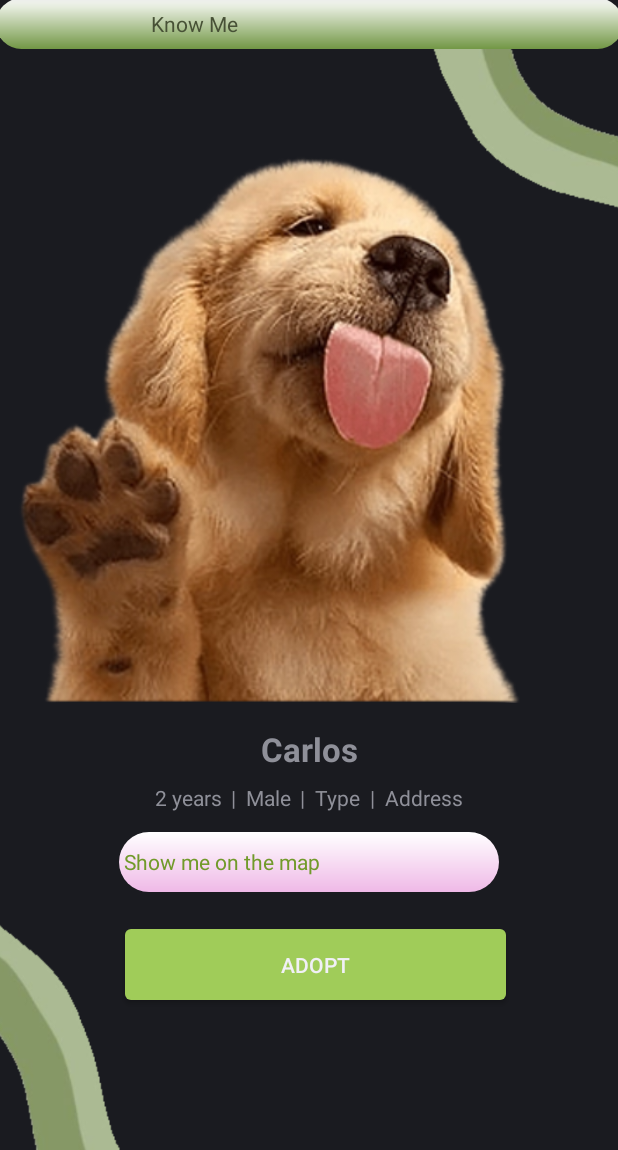
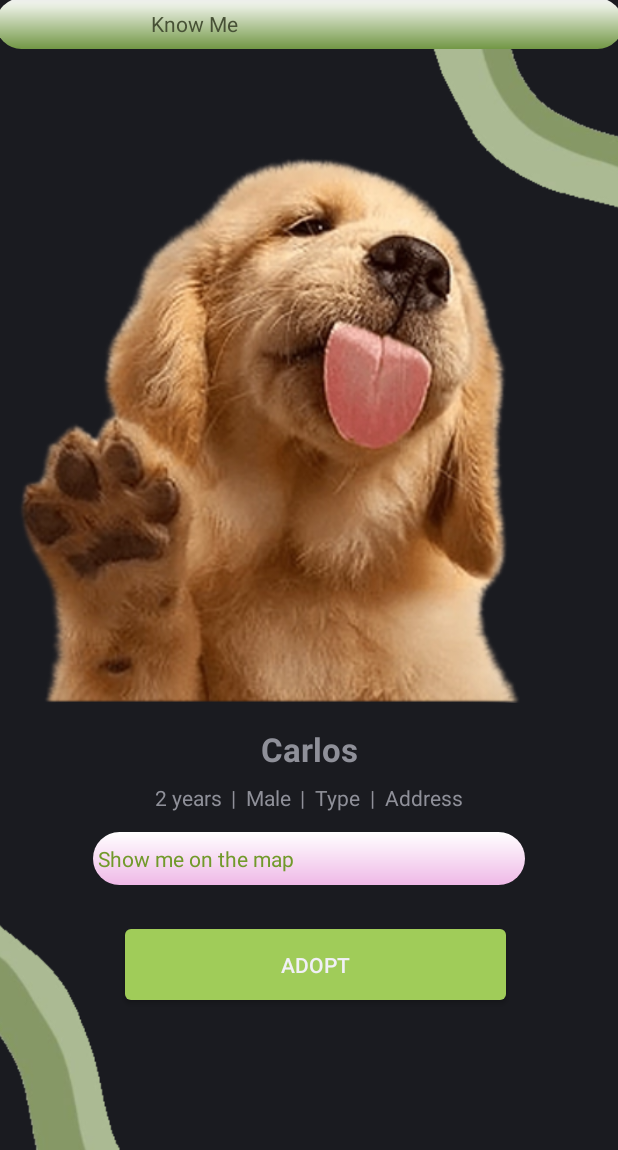
Before and after one commit to MerveAltnsk/MyApplication, an Android app: the layout activity_pet_profile.xml on its own in the app's theme, with its tools: preview values and no code run, on a phone screen of 412 x 824 dp, the part 86-1236 px from its top. Run offline under Robolectric (Android 15) with nearby library versions, the phone set to English and light mode, and no system bars; Roboto replaces fonts that are not available here.

Commit message:
Map settings

```diff
--- a/app/src/main/AndroidManifest.xml
+++ b/app/src/main/AndroidManifest.xml
@@ -31,7 +31,6 @@
         <activity
             android:name=".LargeMapActivity"
             android:exported="false" />
-
         <activity
 
             android:name=".CreatedAnimalProfiles"
@@ -62,6 +61,7 @@
         <meta-data
             android:name="com.google.android.geo.API_KEY"
             android:value="@string/google_maps_api_key" />
+
         <meta-data
             android:name="com.google.android.gms.version"
             android:value="@integer/google_play_services_version" />
--- a/app/src/main/res/layout/activity_animal_profiles.xml
+++ b/app/src/main/res/layout/activity_animal_profiles.xml
@@ -82,8 +82,8 @@
 
         <ImageView
             android:id="@+id/imageView5"
-            android:layout_width="match_parent"
-            android:layout_height="300dp"
+            android:layout_width="248dp"
+            android:layout_height="236dp"
             android:layout_alignParentEnd="true"
             android:layout_alignParentRight="true"
             android:layout_alignParentBottom="true"
@@ -91,7 +91,7 @@
             android:layout_marginLeft="6dp"
             android:layout_marginEnd="45dp"
             android:layout_marginRight="65dp"
-            android:layout_marginBottom="415dp"
+            android:layout_marginBottom="455dp"
             app:srcCompat="@drawable/dogcat" />
 
         <ImageView
--- a/app/src/main/res/layout/activity_pet_profile.xml
+++ b/app/src/main/res/layout/activity_pet_profile.xml
@@ -172,28 +172,28 @@
 
     <Button
         android:id="@+id/locationButton"
-        android:layout_width="282dp"
-        android:layout_height="50dp"
+        android:layout_width="324dp"
+        android:layout_height="49dp"
         android:background="#00000000"
         android:backgroundTint="#874848"
+        android:contentDescription="Adopt"
         android:elevation="20dp"
         android:paddingHorizontal="34dp"
         android:paddingVertical="12dp"
         android:text="   "
         app:layout_constraintBottom_toTopOf="@+id/toolbar1"
+
         app:layout_constraintEnd_toEndOf="parent"
-
-        app:layout_constraintHorizontal_bias="0.558"
-        android:contentDescription="Adopt"
+        app:layout_constraintHorizontal_bias="0.457"
 
         app:layout_constraintStart_toStartOf="parent"
         app:layout_constraintTop_toBottomOf="@+id/adoptButton"
-        app:layout_constraintVertical_bias="0.366" />
+        app:layout_constraintVertical_bias="0.782" />
 
     <androidx.appcompat.widget.Toolbar
         android:id="@+id/toolbar1"
-        android:layout_width="253dp"
-        android:layout_height="40dp"
+        android:layout_width="288dp"
+        android:layout_height="35dp"
         android:layout_marginTop="556dp"
         android:background="@drawable/pinkbackground"
         app:layout_constraintEnd_toEndOf="parent"
```
